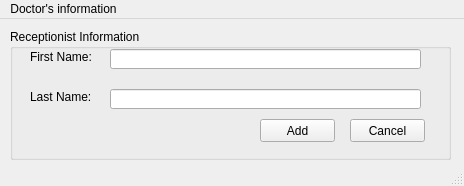
Above: Screens/Admin AddReceptionist.ui from RaahimHash/DBMS-Project-UHU-Clinic before the change. Below: the same form after it.
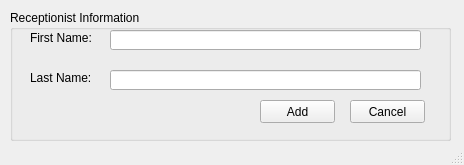
That is the form after the change.

Patch:
```diff
--- a/Screens/Admin AddReceptionist.ui
+++ b/Screens/Admin AddReceptionist.ui
@@ -7,7 +7,7 @@
     <x>0</x>
     <y>0</y>
     <width>464</width>
-    <height>186</height>
+    <height>165</height>
    </rect>
   </property>
   <property name="windowTitle">
@@ -106,22 +106,6 @@
     </widget>
    </widget>
   </widget>
-  <widget class="QMenuBar" name="menubar">
-   <property name="geometry">
-    <rect>
-     <x>0</x>
-     <y>0</y>
-     <width>464</width>
-     <height>21</height>
-    </rect>
-   </property>
-   <widget class="QMenu" name="menuScreen7">
-    <property name="title">
-     <string>Doctor's information</string>
-    </property>
-   </widget>
-   <addaction name="menuScreen7"/>
-  </widget>
   <widget class="QStatusBar" name="statusbar"/>
  </widget>
  <resources/>
```
Left out of the diff: 3 changed lines with no effect on the pictures.
